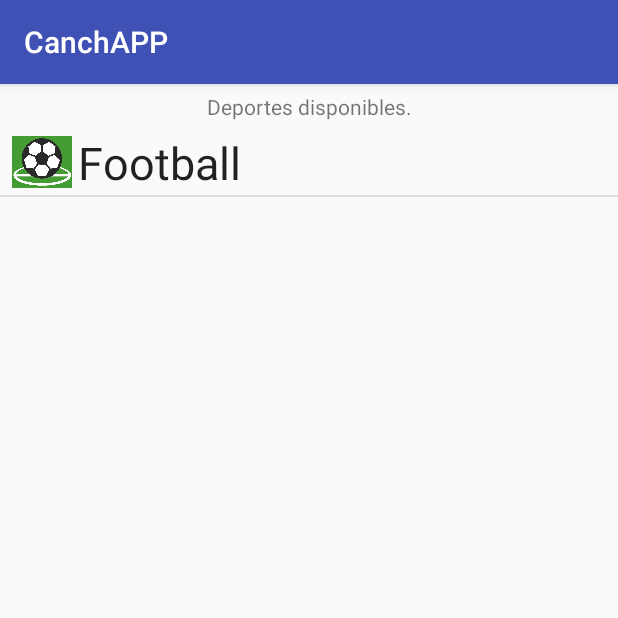
After one commit to thejudge1308/CanchApp, an Android app: the SportActivity screen opened directly, with no data from a screen before it, on a phone screen of 412 x 824 dp, the top half of it. The commit adds this screen. Run offline under Robolectric (Android 15) with nearby library versions, the phone set to English and light mode, and no system bars.

Commit message:
Agregado tipo de deporte
Añadido: Tipo de deporte

```diff
--- a/UsuarioCanchas/app/build.gradle
+++ b/UsuarioCanchas/app/build.gradle
@@ -37,6 +37,7 @@ dependencies {
     implementation 'com.google.firebase:firebase-auth:16.0.1'
     implementation 'com.google.firebase:firebase-database:16.0.1'
     implementation 'com.google.firebase:firebase-crash:16.0.1'
+    implementation 'com.google.firebase:firebase-messaging:17.0.0'
 
     // FirebaseUI for Firebase Realtime Database
     //implementation 'com.firebaseui:firebase-ui-database:4.0.1'
--- /dev/null
+++ b/UsuarioCanchas/app/src/main/java/com/example/patin/usuariocanchas/Adapter/AdapterSport.java
@@ -0,0 +1,61 @@
+package com.example.patin.usuariocanchas.Adapter;
+
+import android.app.Activity;
+import android.content.Context;
+import android.view.LayoutInflater;
+import android.view.View;
+import android.view.ViewGroup;
+import android.widget.BaseAdapter;
+import android.widget.ImageView;
+import android.widget.TextView;
+
+import com.example.patin.usuariocanchas.Item.ContactItem;
+import com.example.patin.usuariocanchas.Item.SportItem;
+import com.example.patin.usuariocanchas.R;
+
+import java.util.ArrayList;
+
+public class AdapterSport extends BaseAdapter {
+    private Activity activity;
+    private ArrayList<SportItem> sportItems;
+
+    public AdapterSport(Activity activity, ArrayList<SportItem> sportItems) {
+        this.activity = activity;
+        this.sportItems = sportItems;
+    }
+
+    @Override
+    public int getCount() {
+        return sportItems.size();
+    }
+
+    @Override
+    public Object getItem(int position) {
+        return this.sportItems.get(position);
+    }
+
+    @Override
+    public long getItemId(int position) {
+        return 0;
+    }
+
+    @Override
+    public View getView(int position, View convertView, ViewGroup parent) {
+        View v = convertView;
+
+        if (convertView == null) {
+            LayoutInflater inf = (LayoutInflater) activity.getSystemService(Context.LAYOUT_INFLATER_SERVICE);
+            v = inf.inflate(R.layout.list_view_sport, null);
+        }
+
+       SportItem sportItem = sportItems.get(position);
+
+        TextView title = (TextView) v.findViewById(R.id.name_list_view_sport_item);
+        title.setText(sportItem.getName());
+
+        ImageView imagen = (ImageView) v.findViewById(R.id.img_list_view_sport_item);
+        imagen.setImageDrawable(sportItem.getImagen());
+
+        return v;
+    }
+}
--- a/UsuarioCanchas/app/src/main/java/com/example/patin/usuariocanchas/Fragment/HomeFragment.java
+++ b/UsuarioCanchas/app/src/main/java/com/example/patin/usuariocanchas/Fragment/HomeFragment.java
@@ -12,6 +12,7 @@ import android.widget.Button;
 
 import com.example.patin.usuariocanchas.Activities.CreateMatchActivity;
 import com.example.patin.usuariocanchas.R;
+import com.example.patin.usuariocanchas.SportActivity;
 
 
 public class HomeFragment extends Fragment {
@@ -31,7 +32,7 @@ public class HomeFragment extends Fragment {
         this.newMatch.setOnClickListener(new View.OnClickListener() {
             @Override
             public void onClick(View v) {
-                Intent intent = new Intent(getActivity(),CreateMatchActivity.class);
+                Intent intent = new Intent(getActivity(),SportActivity.class);
                 startActivity(intent);
             }
         });
--- /dev/null
+++ b/UsuarioCanchas/app/src/main/java/com/example/patin/usuariocanchas/Item/SportItem.java
@@ -0,0 +1,29 @@
+package com.example.patin.usuariocanchas.Item;
+
+import android.graphics.drawable.Drawable;
+
+public class SportItem {
+    private String name;
+    private Drawable imagen;
+
+    public SportItem(String name, Drawable imagen) {
+        this.name = name;
+        this.imagen = imagen;
+    }
+
+    public String getName() {
+        return name;
+    }
+
+    public void setName(String name) {
+        this.name = name;
+    }
+
+    public Drawable getImagen() {
+        return imagen;
+    }
+
+    public void setImagen(Drawable imagen) {
+        this.imagen = imagen;
+    }
+}
--- /dev/null
+++ b/UsuarioCanchas/app/src/main/java/com/example/patin/usuariocanchas/SportActivity.java
@@ -0,0 +1,58 @@
+package com.example.patin.usuariocanchas;
+
+import android.content.Intent;
+import android.graphics.drawable.Drawable;
+import android.support.v4.content.ContextCompat;
+import android.support.v7.app.AppCompatActivity;
+import android.os.Bundle;
+import android.view.View;
+import android.widget.AdapterView;
+import android.widget.ListView;
+import android.widget.Toast;
+
+import com.example.patin.usuariocanchas.Activities.CreateMatchActivity;
+import com.example.patin.usuariocanchas.Adapter.AdapterContact;
+import com.example.patin.usuariocanchas.Adapter.AdapterSport;
+import com.example.patin.usuariocanchas.Item.SportItem;
+
+import java.util.ArrayList;
+
+public class SportActivity extends AppCompatActivity {
+
+    private ListView sportsListView;
+    private ArrayList<SportItem> sportItemArrayList;
+    @Override
+    protected void onCreate(Bundle savedInstanceState) {
+        super.onCreate(savedInstanceState);
+        setContentView(R.layout.activity_sport);
+        this.sportsListView = findViewById(R.id.sports_listview_sport_activity);
+        this.sportItemArrayList = new ArrayList<>();
+        this.createSports();
+
+        AdapterSport adapterSport = new AdapterSport(this,this.sportItemArrayList);
+        sportsListView.setAdapter(adapterSport);
+        this.sportsListView.setOnItemClickListener(new AdapterView.OnItemClickListener() {
+            @Override
+            public void onItemClick(AdapterView<?> parent, View view, int position, long id) {
+                final int pos = position;
+                switch (pos){
+                    case 0:
+                        Intent intent = new Intent(getApplicationContext(),CreateMatchActivity.class);
+                        startActivity(intent);
+                        break;
+                }
+            }
+        });
+    }
+
+
+    public void createSports(){
+        Drawable footballDrawable  = ContextCompat.getDrawable(getApplicationContext(), R.drawable.logo_inicial);
+        SportItem football = new SportItem("Football",footballDrawable);
+
+
+        this.sportItemArrayList.add(football);
+
+    }
+
+}
--- /dev/null
+++ b/UsuarioCanchas/app/src/main/res/layout/activity_sport.xml
@@ -0,0 +1,22 @@
+<?xml version="1.0" encoding="utf-8"?>
+<LinearLayout xmlns:android="http://schemas.android.com/apk/res/android"
+    xmlns:app="http://schemas.android.com/apk/res-auto"
+    xmlns:tools="http://schemas.android.com/tools"
+    android:layout_width="match_parent"
+    android:layout_height="match_parent"
+    android:orientation="vertical"
+    tools:context="SportActivity">
+
+    <TextView
+        android:id="@+id/textView8"
+        android:layout_width="match_parent"
+        android:layout_height="wrap_content"
+        android:layout_margin="5dp"
+        android:gravity="center"
+        android:text="Deportes disponibles." />
+
+    <ListView
+        android:layout_width="match_parent"
+        android:layout_height="match_parent"
+        android:id="@+id/sports_listview_sport_activity"/>
+</LinearLayout>
--- /dev/null
+++ b/UsuarioCanchas/app/src/main/res/layout/list_view_sport.xml
@@ -0,0 +1,41 @@
+<?xml version="1.0" encoding="utf-8"?>
+<!--   Estructura del listview de contactFragment
+       Contiene: Contactos
+                 Equipo
+
+       Cambiar: Icono
+-->
+<RelativeLayout xmlns:android="http://schemas.android.com/apk/res/android"
+    xmlns:app="http://schemas.android.com/apk/res-auto"
+    android:layout_width="match_parent"
+    android:layout_height="match_parent">
+
+    <TextView
+        android:id="@+id/name_list_view_sport_item"
+        android:layout_width="wrap_content"
+        android:layout_height="wrap_content"
+        android:layout_alignParentTop="true"
+        android:layout_marginTop="2dp"
+        android:layout_toEndOf="@+id/img_list_view_sport_item"
+        android:layout_toRightOf="@+id/img_list_view_sport_item"
+        android:text="Sport"
+        android:textAppearance="?android:attr/textAppearanceLarge"
+        android:textSize="30sp" />
+
+    <ImageView
+        android:id="@+id/img_list_view_sport_item"
+        android:layout_width="40dp"
+        android:layout_height="40dp"
+        android:layout_alignParentStart="true"
+        android:layout_alignParentTop="true"
+        android:layout_marginBottom="2dp"
+        android:layout_marginLeft="8dp"
+        android:layout_marginRight="4dp"
+        android:layout_marginTop="2dp"
+        android:adjustViewBounds="true"
+        android:cropToPadding="false"
+        android:maxHeight="35dp"
+        android:maxWidth="74dp"
+        app:srcCompat="@drawable/ic_account_circle" />
+
+</RelativeLayout>
```
Also changed, not shown: UsuarioCanchas/app/src/main/AndroidManifest.xml (+8 -5 lines), UsuarioCanchas/app/src/main/java/com/example/patin/usuariocanchas/Activities/AddFriendActivity.java (added, +40 -0 lines), UsuarioCanchas/app/src/main/java/com/example/patin/usuariocanchas/Fragment/ContactFragment.java (+35 -1 lines), UsuarioCanchas/app/src/main/res/layout/activity_add_friend.xml (added, +32 -0 lines), 1 other file.
